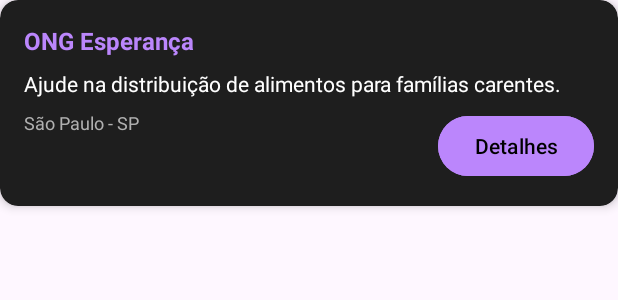
After one commit to iliekrishna/AcordaSocial, an Android app: the layout item_historico.xml on its own in the app's theme, with its tools: preview values and no code run, on a phone screen of 412 x 824 dp. The commit adds this screen. Shown: the top 300 px of the screen. Run offline under Robolectric (Android 15) with nearby library versions, the phone set to English and light mode, and no system bars.

Commit message:
Historico serviços tentando utilizar

```diff
--- a/app/src/main/java/com/example/acordasocial/Vagas/VagaAdapter.java
+++ b/app/src/main/java/com/example/acordasocial/Vagas/VagaAdapter.java
@@ -44,6 +44,7 @@ public class VagaAdapter extends RecyclerView.Adapter<VagaAdapter.VagaViewHolder
         return new VagaViewHolder(itemView);
     }
 
+
     @Override
     public void onBindViewHolder(@NonNull VagaViewHolder holder, int position) {
         Vaga vaga = listaVagas.get(position);
@@ -63,6 +64,7 @@ public class VagaAdapter extends RecyclerView.Adapter<VagaAdapter.VagaViewHolder
         });
     }
 
+
     @Override
     public int getItemCount() {
         return listaVagas.size();
--- /dev/null
+++ b/app/src/main/res/layout/item_historico.xml
@@ -0,0 +1,63 @@
+<?xml version="1.0" encoding="utf-8"?>
+<androidx.cardview.widget.CardView
+    xmlns:android="http://schemas.android.com/apk/res/android"
+    xmlns:app="http://schemas.android.com/apk/res-auto"
+    android:layout_width="match_parent"
+    android:layout_height="wrap_content"
+    android:layout_marginBottom="16dp"
+    app:cardCornerRadius="12dp"
+    app:cardElevation="4dp"
+    app:cardBackgroundColor="#1E1E1E">
+
+    <androidx.constraintlayout.widget.ConstraintLayout
+        android:layout_width="match_parent"
+        android:layout_height="wrap_content"
+        android:padding="16dp">
+
+        <TextView
+            android:id="@+id/tvNomeOng"
+            android:layout_width="0dp"
+            android:layout_height="wrap_content"
+            android:text="ONG Esperança"
+            android:textColor="#BB86FC"
+            android:textStyle="bold"
+            android:textSize="16sp"
+            app:layout_constraintTop_toTopOf="parent"
+            app:layout_constraintStart_toStartOf="parent"
+            app:layout_constraintEnd_toEndOf="parent"/>
+
+        <TextView
+            android:id="@+id/tvDescricao"
+            android:layout_width="0dp"
+            android:layout_height="wrap_content"
+            android:text="Ajude na distribuição de alimentos para famílias carentes."
+            android:textColor="#FFFFFF"
+            android:textSize="14sp"
+            android:layout_marginTop="8dp"
+            app:layout_constraintTop_toBottomOf="@id/tvNomeOng"
+            app:layout_constraintStart_toStartOf="parent"
+            app:layout_constraintEnd_toEndOf="parent"/>
+
+        <TextView
+            android:id="@+id/tvLocal"
+            android:layout_width="wrap_content"
+            android:layout_height="wrap_content"
+            android:text="São Paulo - SP"
+            android:textColor="#B0B0B0"
+            android:textSize="12sp"
+            android:layout_marginTop="8dp"
+            app:layout_constraintTop_toBottomOf="@id/tvDescricao"
+            app:layout_constraintStart_toStartOf="parent"/>
+
+        <Button
+            android:id="@+id/btnDetalhes"
+            android:layout_width="wrap_content"
+            android:layout_height="wrap_content"
+            android:text="Detalhes"
+            android:textColor="#000000"
+            android:backgroundTint="#BB86FC"
+            android:layout_marginTop="8dp"
+            app:layout_constraintTop_toBottomOf="@id/tvDescricao"
+            app:layout_constraintEnd_toEndOf="parent"/>
+    </androidx.constraintlayout.widget.ConstraintLayout>
+</androidx.cardview.widget.CardView>
```
Also changed, not shown: app/src/main/java/com/example/acordasocial/Usuario/historico_servicos.java (+70 -11 lines), app/src/main/java/com/example/acordasocial/Vagas/HistoricoAdapter.java (added, +56 -0 lines).
